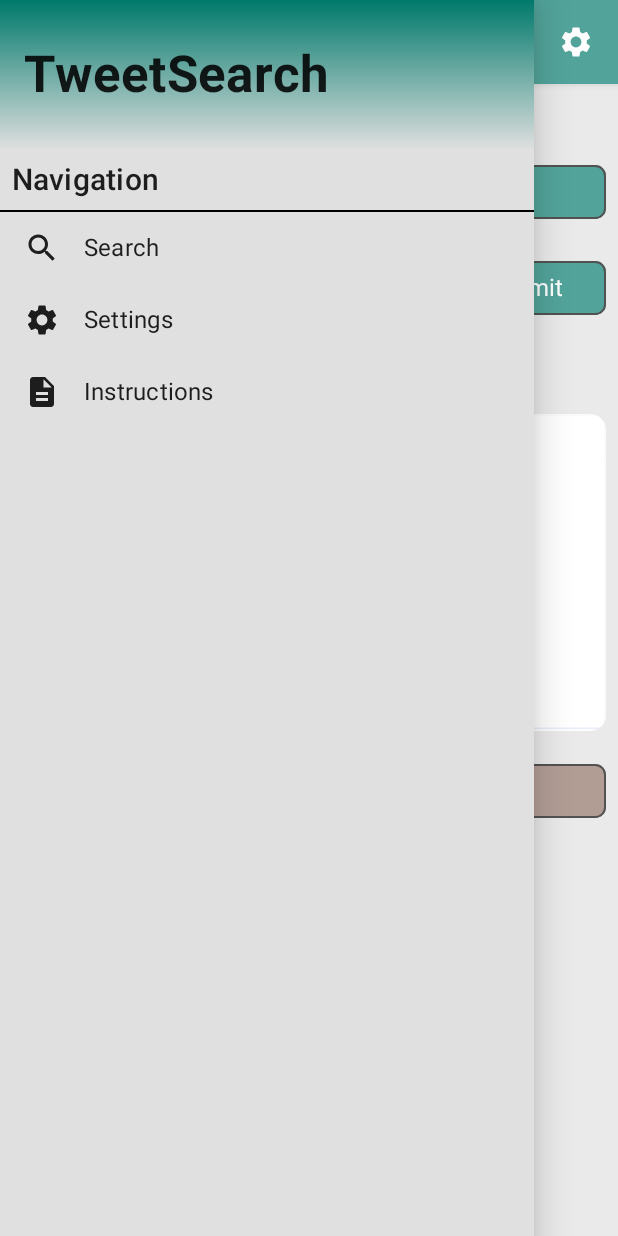
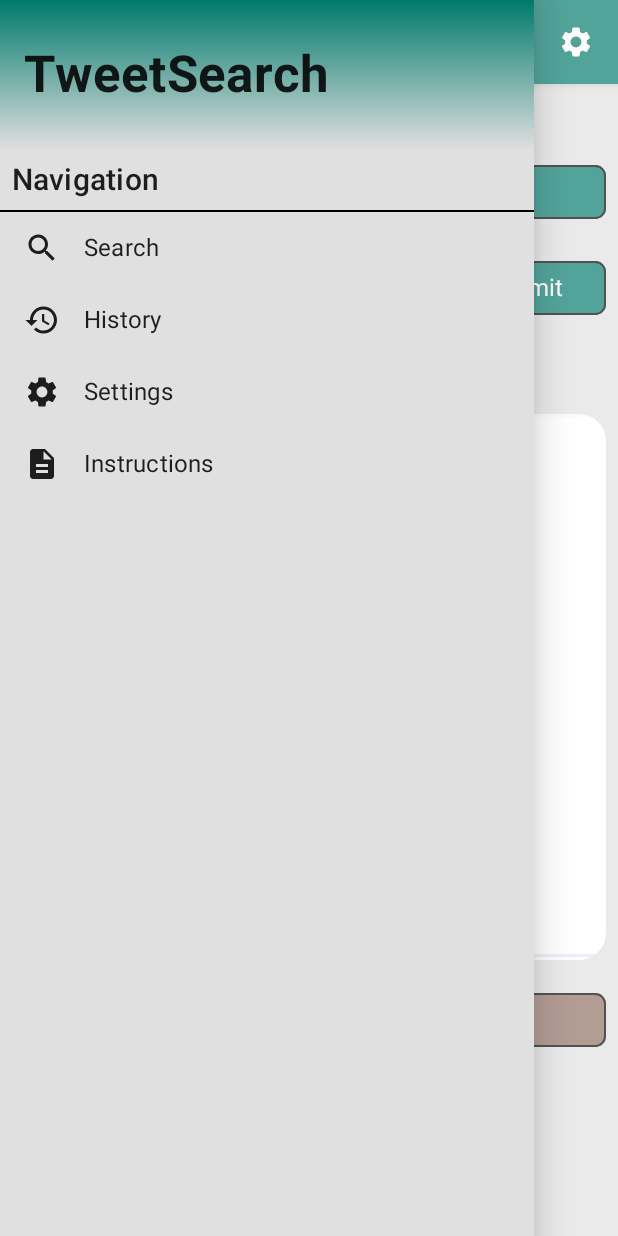
Before and after one commit to CrunchyBiscuit19/TweetSearch, an Android app built with Jetpack Compose: the screen it shows after launch (MainActivity), after a tap on "Drawer menu", on a phone screen of 412 x 824 dp. Run offline under Robolectric (Android 15) with nearby library versions, the light colour scheme and no system bars; our stand-ins replace Room's generated code, Timber, accompanist; libraries missing offline, so code that uses them is left out: com.google.accompanist.navigation; pictures from the network do not load; 1 statement that could not run was skipped; 2 other taps on this screen came first.

Commit message:
Added rudimentary search history page.

```diff
--- a/app/src/main/java/com/example/tweetsearch/MainActivity.kt
+++ b/app/src/main/java/com/example/tweetsearch/MainActivity.kt
@@ -84,6 +84,9 @@ fun TweetSearchNavigation(
                 screenshotModel,
             )
         }
+        composable(Screen.SearchHistory.name) {
+            SearchHistoryScreen(Modifier, navController)
+        }
         composable(Screen.Setting.name) {
             SettingScreen(Modifier)
         }
--- /dev/null
+++ b/app/src/main/java/com/example/tweetsearch/data/history/HistoryDao.kt
@@ -0,0 +1,19 @@
+package com.example.tweetsearch.data.history
+
+import androidx.room.*
+
+@Dao
+interface HistoryDao {
+
+    @Query("SELECT * FROM history ORDER BY accessed_time DESC")
+    fun getFullHistory(): List<History>
+
+    @Query("SELECT * FROM history WHERE full_path LIKE '%' || :query || '%'")
+    fun getQueryHistory(query: String): List<History>
+
+    @Insert(onConflict = OnConflictStrategy.REPLACE)
+    suspend fun insert(history: History)
+
+    @Delete
+    suspend fun delete(history: History)
+}
--- /dev/null
+++ b/app/src/main/java/com/example/tweetsearch/data/history/HistoryRoomDatabase.kt
@@ -0,0 +1,33 @@
+package com.example.tweetsearch.data.history
+
+import android.content.Context
+import androidx.room.Database
+import androidx.room.Room
+import androidx.room.RoomDatabase
+
+@Database(entities = [History::class], version = 1)
+abstract class HistoryRoomDatabase : RoomDatabase() {
+    abstract fun historyDao(): HistoryDao
+
+    companion object {
+        @Volatile
+        private var INSTANCE: HistoryRoomDatabase? = null
+
+        fun getInstance(context: Context): HistoryRoomDatabase {
+            synchronized(this) {
+                var instance = INSTANCE
+                if (instance == null) {
+                    instance = Room.databaseBuilder(
+                        context.applicationContext,
+                        HistoryRoomDatabase::class.java,
+                        "history_database"
+                    )
+                        .fallbackToDestructiveMigration()
+                        .build()
+                    INSTANCE = instance
+                }
+                return instance
+            }
+        }
+    }
+}
--- /dev/null
+++ b/app/src/main/java/com/example/tweetsearch/data/history/HistoryViewModel.kt
@@ -0,0 +1,50 @@
+package com.example.tweetsearch.data.history
+
+import android.app.Application
+import androidx.lifecycle.ViewModel
+import androidx.lifecycle.ViewModelProvider
+import androidx.lifecycle.viewModelScope
+import kotlinx.coroutines.Dispatchers
+import kotlinx.coroutines.flow.MutableStateFlow
+import kotlinx.coroutines.launch
+
+class HistoryViewModel(application: Application) : ViewModel() {
+    val historyList: MutableStateFlow<List<History>?>
+    private val historyRepository: HistoryRepository
+
+    init {
+        val historyDao = HistoryRoomDatabase.getInstance(application).historyDao()
+        historyRepository = HistoryRepository(historyDao)
+        historyList = historyRepository.historyList
+    }
+
+    fun getHistory(query: String) {
+        viewModelScope.launch(Dispatchers.IO) {
+            historyRepository.getHistory(query)
+        }
+    }
+
+    fun insertHistory(history: History) {
+        viewModelScope.launch(Dispatchers.IO) {
+            historyRepository.insertHistory(history)
+        }
+    }
+
+    fun deleteHistory(history: History) {
+        viewModelScope.launch(Dispatchers.IO) {
+            historyRepository.deleteHistory(history)
+        }
+    }
+}
+
+class HistoryViewModelFactory(
+    private val application: Application
+) : ViewModelProvider.Factory {
+    override fun <T : ViewModel> create(modelClass: Class<T>): T {
+        if (modelClass.isAssignableFrom(HistoryViewModel::class.java)) {
+            @Suppress("UNCHECKED_CAST")
+            return HistoryViewModel(application) as T
+        }
+        throw IllegalArgumentException("Unknown ViewModel class")
+    }
+}
--- a/app/src/main/java/com/example/tweetsearch/screen/Screen.kt
+++ b/app/src/main/java/com/example/tweetsearch/screen/Screen.kt
@@ -1,10 +1,7 @@
 package com.example.tweetsearch.screen
 
 import androidx.compose.material.icons.Icons
-import androidx.compose.material.icons.filled.Close
-import androidx.compose.material.icons.filled.Description
-import androidx.compose.material.icons.filled.Search
-import androidx.compose.material.icons.filled.Settings
+import androidx.compose.material.icons.filled.*
 import androidx.compose.ui.graphics.vector.ImageVector
 
 enum class Screen(
@@ -22,6 +19,11 @@ enum class Screen(
         toolbarTitle = "Screenshot Info",
         accessedViaDrawer = false,
     ),
+    SearchHistory(
+        toolbarTitle = "Search History",
+        drawerTitle = "History",
+        icon = Icons.Filled.History,
+    ),
     Setting(
         toolbarTitle = "Settings",
         icon = Icons.Filled.Settings
@@ -36,6 +38,7 @@ enum class Screen(
             when (route?.substringBefore("/")) {
                 TweetPreview.name -> TweetPreview
                 TweetInfo.name -> TweetInfo
+                SearchHistory.name -> SearchHistory
                 Setting.name -> Setting
                 Instruction.name -> Instruction
                 null -> TweetPreview
--- a/app/src/main/java/com/example/tweetsearch/screen/SettingScreen.kt
+++ b/app/src/main/java/com/example/tweetsearch/screen/SettingScreen.kt
@@ -37,7 +37,6 @@ fun SettingScreen(modifier: Modifier = Modifier) {
     val settingsPreferences by settingsViewModel.settingsPreferencesFlow.collectAsStateWithLifecycle(
         SettingsPreferences()
     )
-
 
     LazyColumn(
         modifier
--- a/app/src/main/java/com/example/tweetsearch/screen/TweetPreviewScreen.kt
+++ b/app/src/main/java/com/example/tweetsearch/screen/TweetPreviewScreen.kt
@@ -1,5 +1,6 @@
 package com.example.tweetsearch.screen
 
+import android.app.Application
 import android.net.Uri
 import androidx.activity.compose.rememberLauncherForActivityResult
 import androidx.activity.result.contract.ActivityResultContracts
@@ -17,25 +18,34 @@ import androidx.compose.runtime.setValue
 import androidx.compose.ui.Modifier
 import androidx.compose.ui.draw.clip
 import androidx.compose.ui.layout.ContentScale
+import androidx.compose.ui.platform.LocalContext
 import androidx.compose.ui.res.painterResource
 import androidx.compose.ui.res.stringResource
 import androidx.compose.ui.unit.dp
+import androidx.lifecycle.viewmodel.compose.viewModel
 import androidx.navigation.NavController
 import coil.compose.AsyncImage
 import com.example.tweetsearch.R
 import com.example.tweetsearch.component.generic.HeaderBodyText
+import com.example.tweetsearch.data.history.History
+import com.example.tweetsearch.data.history.HistoryViewModel
+import com.example.tweetsearch.data.history.HistoryViewModelFactory
+import com.example.tweetsearch.ui.theme.BUTTON_ROUND_CORNERS
 import com.example.tweetsearch.ui.theme.DEFAULT_PADDING
-import com.example.tweetsearch.ui.theme.BUTTON_ROUND_CORNERS
 import com.example.tweetsearch.ui.theme.DEFAULT_TEXT_MODIFIER
 import com.example.tweetsearch.ui.theme.IMAGE_ROUND_CORNERS
 import java.net.URLEncoder
 import java.nio.charset.StandardCharsets
+import java.time.LocalDateTime
 
 @Composable
 fun TweetPreviewScreen(
     modifier: Modifier = Modifier,
     navController: NavController
 ) {
+    val historyViewModel: HistoryViewModel = viewModel(
+        factory = HistoryViewModelFactory(LocalContext.current.applicationContext as Application)
+    )
     var previewScreenshotModel: String? by rememberSaveable { mutableStateOf(null) }
 
     LazyColumn(
@@ -48,7 +58,7 @@ fun TweetPreviewScreen(
             }
         }
         item {
-            TweetPicturePreview(modifier, navController, previewScreenshotModel)
+            TweetPicturePreview(modifier, navController, previewScreenshotModel, historyViewModel)
         }
     }
 }
@@ -126,6 +136,7 @@ fun TweetPicturePreview(
     modifier: Modifier = Modifier,
     navController: NavController,
     previewScreenshotModel: String?,
+    historyViewModel: HistoryViewModel,
 ) {
     var validScreenshot by rememberSaveable { mutableStateOf(false) }
     if (previewScreenshotModel == null) {
@@ -140,7 +151,7 @@ fun TweetPicturePreview(
             .fillMaxWidth()
             .padding(DEFAULT_PADDING)
             .clip(IMAGE_ROUND_CORNERS),
-        contentScale = ContentScale.FillWidth,
+        contentScale = ContentScale.Crop,
         error = painterResource(R.drawable.preview_error),
         fallback = painterResource(R.drawable.preview_placeholder),
         onSuccess = { validScreenshot = true },
@@ -156,6 +167,11 @@ fun TweetPicturePreview(
                     )
                 }"
             )
+            historyViewModel.insertHistory(History(
+                fullPath = previewScreenshotModel.toString(),
+                shortPath = History.shortPathFromFull(previewScreenshotModel.toString()),
+                accessedTime = LocalDateTime.now()
+            ))
         },
         shape = BUTTON_ROUND_CORNERS,
         border = BorderStroke(1.dp, MaterialTheme.colors.onBackground),
--- a/app/src/main/res/values/strings.xml
+++ b/app/src/main/res/values/strings.xml
@@ -46,4 +46,10 @@
     <string name="twitter_like_description">Twitter like button</string>
     <string name="twitter_reply_description">Twitter reply button</string>
     <string name="twitter_retweet_description">Twitter retweet button</string>
+    <string name="enter_query">Enter Query</string>
+    <string name="copy_path_button">Copy search history path</string>
+    <string name="empty_history">No history records found. Go use the search function.</string>
+    <string name="delete_confirmation_dialog_title">Delete History</string>
+    <string name="yes">Yes</string>
+    <string name="no">No</string>
 </resources>
```
Also changed, not shown: app/build.gradle (+7 -1 lines), app/src/main/java/com/example/tweetsearch/component/generic/LoadingCircle.kt (added, +24 -0 lines), app/src/main/java/com/example/tweetsearch/data/history/History.kt (added, +27 -0 lines), app/src/main/java/com/example/tweetsearch/data/history/HistoryRepository.kt (added, +23 -0 lines), app/src/main/java/com/example/tweetsearch/screen/SearchHistory.kt (added, +214 -0 lines), app/src/main/java/com/example/tweetsearch/screen/TweetAnalysisScreen.kt (+5 -14 lines), 4 other files.
